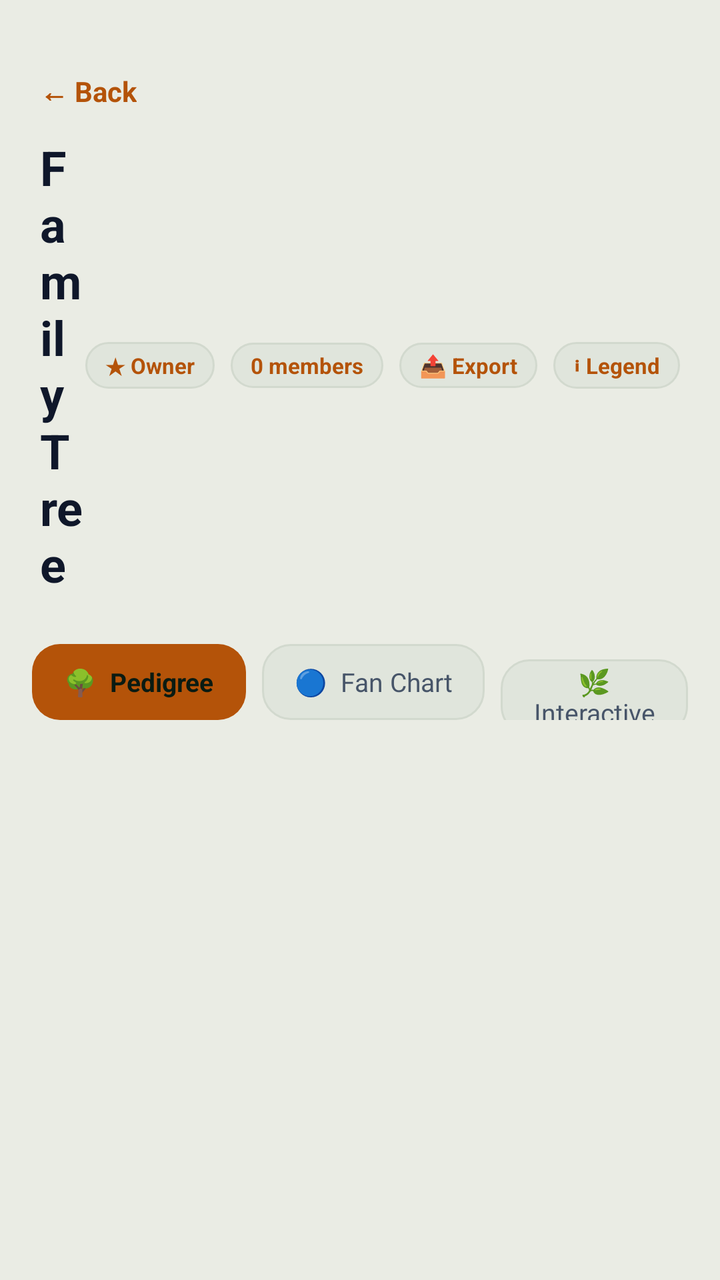
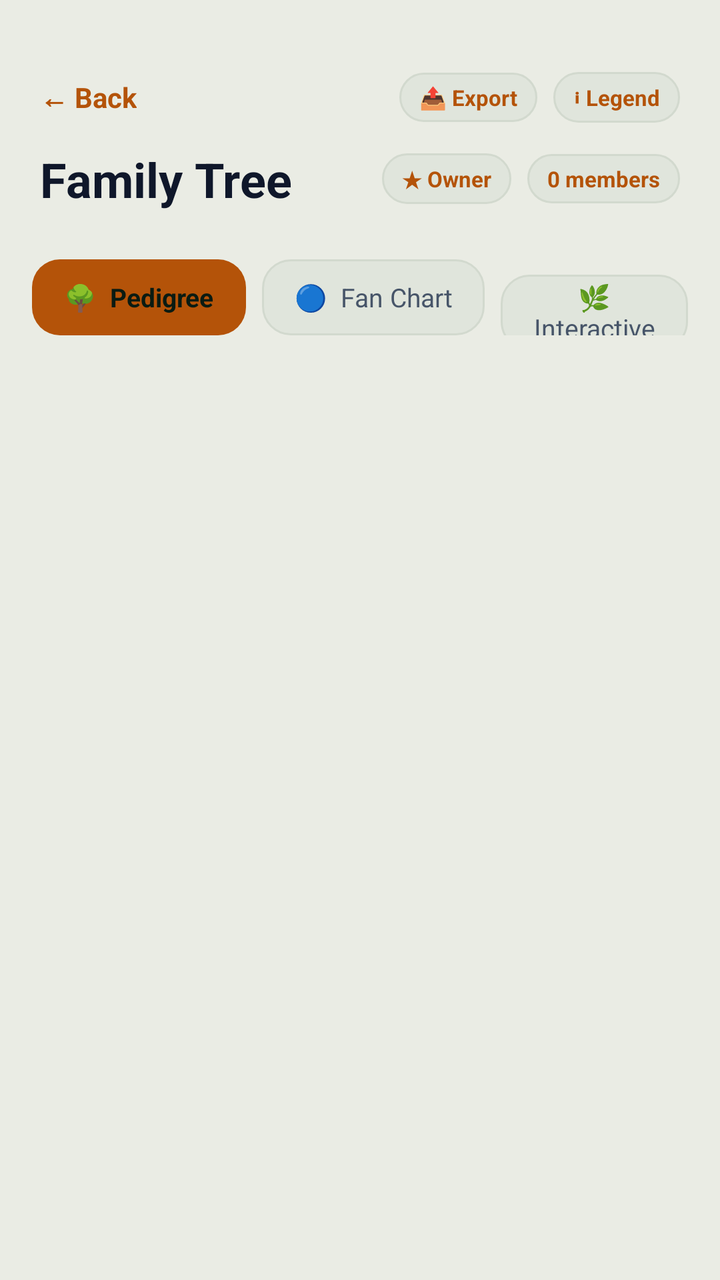

Two renders of the same Android screen: before a commit and after it. Below are the layout's source before the change and the commit's diff.
<!-- AndroidManifest.xml: application theme Theme.BTProject2 -->
<!-- res/layout/activity_family_tree.xml -->
<?xml version="1.0" encoding="utf-8"?>
<LinearLayout xmlns:android="http://schemas.android.com/apk/res/android"
    android:layout_width="match_parent"
    android:layout_height="match_parent"
    android:orientation="vertical"
    android:background="@color/forest_bg"
    android:fitsSystemWindows="true">

    
    <LinearLayout
        android:layout_width="match_parent"
        android:layout_height="wrap_content"
        android:orientation="vertical"
        android:background="@color/forest_bg"
        android:paddingStart="20dp"
        android:paddingEnd="20dp"
        android:paddingTop="36dp"
        android:paddingBottom="16dp">

        <TextView
            android:id="@+id/btnBack"
            android:layout_width="wrap_content"
            android:layout_height="wrap_content"
            android:text="← Back"
            android:textSize="14sp"
            android:textStyle="bold"
            android:textColor="@color/gold_accent"
            android:layout_marginBottom="12dp"
            android:clickable="true"
            android:focusable="true" />

        <LinearLayout
            android:layout_width="match_parent"
            android:layout_height="wrap_content"
            android:orientation="horizontal"
            android:gravity="center_vertical">

            <TextView
                android:layout_width="0dp"
                android:layout_height="wrap_content"
                android:layout_weight="1"
                android:text="Family Tree"
                android:textSize="24sp"
                android:textStyle="bold"
                android:textColor="@color/text_primary" />

            <TextView
                android:id="@+id/tvTreeRoleBadge"
                android:layout_width="wrap_content"
                android:layout_height="wrap_content"
                android:text="★ Owner"
                android:textSize="11sp"
                android:textStyle="bold"
                android:textColor="@color/gold_accent"
                android:background="@drawable/badge_pill_dark"
                android:paddingStart="10dp"
                android:paddingEnd="10dp"
                android:paddingTop="4dp"
                android:paddingBottom="4dp"
                android:layout_marginEnd="8dp" />

            <TextView
                android:id="@+id/tvMemberCount"
                android:layout_width="wrap_content"
                android:layout_height="wrap_content"
                android:text="0 members"
                android:textSize="11sp"
                android:textStyle="bold"
                android:textColor="@color/mint_text"
                android:background="@drawable/badge_pill_dark"
                android:paddingStart="10dp"
                android:paddingEnd="10dp"
                android:paddingTop="4dp"
                android:paddingBottom="4dp" />

            <TextView
                android:id="@+id/btnExportTree"
                android:layout_width="wrap_content"
                android:layout_height="wrap_content"
                android:text="📤 Export"
                android:textSize="11sp"
                android:textStyle="bold"
                android:textColor="@color/gold_accent"
                android:background="@drawable/badge_pill_dark"
                android:paddingStart="10dp"
                android:paddingEnd="10dp"
                android:paddingTop="4dp"
                android:paddingBottom="4dp"
                android:layout_marginStart="8dp"
                android:clickable="true"
                android:focusable="true" />

            <TextView
                android:id="@+id/btnTreeLegend"
                android:layout_width="wrap_content"
                android:layout_height="wrap_content"
                android:text="ℹ Legend"
                android:textSize="11sp"
                android:textStyle="bold"
                android:textColor="@color/gold_accent"
                android:background="@drawable/badge_pill_dark"
                android:paddingStart="10dp"
                android:paddingEnd="10dp"
                android:paddingTop="4dp"
                android:paddingBottom="4dp"
                android:layout_marginStart="8dp"
                android:clickable="true"
                android:focusable="true" />
        </LinearLayout>
    </LinearLayout>

    
    <LinearLayout
        android:id="@+id/layoutViewerBanner"
        android:layout_width="match_parent"
        android:layout_height="wrap_content"
        android:background="@color/forest_card"
        android:paddingStart="16dp"
        android:paddingEnd="16dp"
        android:paddingTop="8dp"
        android:paddingBottom="8dp"
        android:orientation="horizontal"
        android:gravity="center_vertical"
        android:visibility="gone">

        <TextView
            android:layout_width="wrap_content"
            android:layout_height="wrap_content"
            android:text="👁  "
            android:textSize="14sp" />

        <TextView
            android:layout_width="0dp"
            android:layout_height="wrap_content"
            android:layout_weight="1"
            android:text="Viewer: Read-only access. You cannot add or edit members."
            android:textSize="12sp"
            android:textColor="@color/text_secondary" />
    </LinearLayout>

    
    <LinearLayout
        android:layout_width="match_parent"
        android:layout_height="wrap_content"
        android:orientation="horizontal"
        android:background="@color/forest_bg"
        android:paddingStart="16dp"
        android:paddingEnd="16dp"
        android:paddingTop="8dp"
        android:paddingBottom="12dp">

        <TextView
            android:id="@+id/btnPedigree"
            android:layout_width="wrap_content"
            android:layout_height="38dp"
            android:gravity="center"
            android:text="🌳  Pedigree"
            android:textSize="13sp"
            android:textStyle="bold"
            android:paddingStart="16dp"
            android:paddingEnd="16dp"
            android:background="@drawable/btn_gold_primary"
            android:textColor="#0A1B12"
            android:layout_marginEnd="8dp"
            android:clickable="true"
            android:focusable="true" />

        <TextView
            android:id="@+id/btnFanChart"
            android:layout_width="wrap_content"
            android:layout_height="38dp"
            android:gravity="center"
            android:text="🔵  Fan Chart"
            android:textSize="13sp"
            android:textColor="@color/text_secondary"
            android:background="@drawable/btn_dark_secondary"
            android:paddingStart="16dp"
            android:paddingEnd="16dp"
            android:clickable="true"
            android:focusable="true" />

        <TextView
            android:id="@+id/btnInteractiveTree"
            android:layout_width="wrap_content"
            android:layout_height="38dp"
            android:gravity="center"
            android:text="🌿  Interactive"
            android:textSize="13sp"
            android:textColor="@color/text_secondary"
            android:background="@drawable/btn_dark_secondary"
            android:paddingStart="16dp"
            android:paddingEnd="16dp"
            android:layout_marginStart="8dp"
            android:clickable="true"
            android:focusable="true" />

    </LinearLayout>

    
    <androidx.recyclerview.widget.RecyclerView
        android:id="@+id/rvTree"
        android:layout_width="match_parent"
        android:layout_height="match_parent"
        android:paddingTop="4dp"
        android:paddingBottom="24dp"
        android:clipToPadding="false" />

    
    <WebView
        android:id="@+id/webViewFan"
        android:layout_width="match_parent"
        android:layout_height="match_parent"
        android:visibility="gone" />

</LinearLayout>
<!-- resources referenced by this layout -->
<resources>
  <color name="forest_bg">#EAECE4</color>
  <color name="forest_card">#F5F7F1</color>
  <color name="gold_accent">#B45309</color>
  <color name="mint_text">#B45309</color>
  <color name="text_primary">#0F172A</color>
  <color name="text_secondary">#475569</color>
  <!-- drawable badge_pill_dark (drawable) -->
  <?xml version="1.0" encoding="utf-8"?>
  <shape xmlns:android="http://schemas.android.com/apk/res/android"
      android:shape="rectangle">
      <solid android:color="@color/forest_card_light" />
      <corners android:radius="20dp" />
      <stroke
          android:width="1dp"
          android:color="@color/forest_card_border" />
  </shape>
  <!-- drawable btn_dark_secondary (drawable) -->
  <?xml version="1.0" encoding="utf-8"?>
  <ripple xmlns:android="http://schemas.android.com/apk/res/android"
      android:color="#20FFFFFF">
      <item>
          <shape android:shape="rectangle">
              <solid android:color="@color/forest_card_light" />
              <corners android:radius="14dp" />
              <stroke
                  android:width="1dp"
                  android:color="@color/forest_card_border" />
          </shape>
      </item>
  </ripple>
  <!-- drawable btn_gold_primary (drawable) -->
  <?xml version="1.0" encoding="utf-8"?>
  <ripple xmlns:android="http://schemas.android.com/apk/res/android"
      android:color="#40FFFFFF">
      <item>
          <shape android:shape="rectangle">
              <solid android:color="@color/gold_accent" />
              <corners android:radius="14dp" />
          </shape>
      </item>
  </ripple>
  <style name="Theme.BTProject2" parent="Theme.MaterialComponents.DayNight.NoActionBar">
          <item name="colorPrimary">@color/gold_accent</item>
          <item name="colorPrimaryDark">@color/gold_accent_dark</item>
          <item name="colorAccent">@color/gold_accent</item>
          <item name="android:windowBackground">@color/forest_bg</item>
          <item name="android:statusBarColor">@color/forest_bg</item>
          <item name="android:windowLightStatusBar">true</item>
      </style>
  <color name="forest_card_light">#E0E5DC</color>
  <color name="forest_card_border">#D2D9CE</color>
  <color name="gold_accent_dark">#78350F</color>
</resources>

<!-- the commit's change to res/layout/activity_family_tree.xml (unified diff, before → after) -->
@@ -17,18 +17,65 @@
         android:paddingTop="36dp"
         android:paddingBottom="16dp">
 
-        <TextView
-            android:id="@+id/btnBack"
-            android:layout_width="wrap_content"
-            android:layout_height="wrap_content"
-            android:text="← Back"
-            android:textSize="14sp"
-            android:textStyle="bold"
-            android:textColor="@color/gold_accent"
-            android:layout_marginBottom="12dp"
-            android:clickable="true"
-            android:focusable="true" />
-
+        
+        <LinearLayout
+            android:layout_width="match_parent"
+            android:layout_height="wrap_content"
+            android:orientation="horizontal"
+            android:gravity="center_vertical"
+            android:layout_marginBottom="12dp">
+
+            <TextView
+                android:id="@+id/btnBack"
+                android:layout_width="wrap_content"
+                android:layout_height="wrap_content"
+                android:text="← Back"
+                android:textSize="14sp"
+                android:textStyle="bold"
+                android:textColor="@color/gold_accent"
+                android:clickable="true"
+                android:focusable="true" />
+
+            <View
+                android:layout_width="0dp"
+                android:layout_height="1dp"
+                android:layout_weight="1" />
+
+            <TextView
+                android:id="@+id/btnExportTree"
+                android:layout_width="wrap_content"
+                android:layout_height="wrap_content"
+                android:text="📤 Export"
+                android:textSize="11sp"
+                android:textStyle="bold"
+                android:textColor="@color/gold_accent"
+                android:background="@drawable/badge_pill_dark"
+                android:paddingStart="10dp"
+                android:paddingEnd="10dp"
+                android:paddingTop="5dp"
+                android:paddingBottom="5dp"
+                android:layout_marginEnd="8dp"
+                android:clickable="true"
+                android:focusable="true" />
+
+            <TextView
+                android:id="@+id/btnTreeLegend"
+                android:layout_width="wrap_content"
+                android:layout_height="wrap_content"
+                android:text="ℹ Legend"
+                android:textSize="11sp"
+                android:textStyle="bold"
+                android:textColor="@color/gold_accent"
+                android:background="@drawable/badge_pill_dark"
+                android:paddingStart="10dp"
+                android:paddingEnd="10dp"
+                android:paddingTop="5dp"
+                android:paddingBottom="5dp"
+                android:clickable="true"
+                android:focusable="true" />
+        </LinearLayout>
+
+        
         <LinearLayout
             android:layout_width="match_parent"
             android:layout_height="wrap_content"
@@ -42,7 +89,9 @@
                 android:text="Family Tree"
                 android:textSize="24sp"
                 android:textStyle="bold"
-                android:textColor="@color/text_primary" />
+                android:textColor="@color/text_primary"
+                android:singleLine="true"
+                android:ellipsize="end" />
 
             <TextView
                 android:id="@+id/tvTreeRoleBadge"
@@ -55,8 +104,8 @@
                 android:background="@drawable/badge_pill_dark"
                 android:paddingStart="10dp"
                 android:paddingEnd="10dp"
-                android:paddingTop="4dp"
-                android:paddingBottom="4dp"
+                android:paddingTop="5dp"
+                android:paddingBottom="5dp"
                 android:layout_marginEnd="8dp" />
 
             <TextView
@@ -70,42 +119,8 @@
                 android:background="@drawable/badge_pill_dark"
                 android:paddingStart="10dp"
                 android:paddingEnd="10dp"
-                android:paddingTop="4dp"
-                android:paddingBottom="4dp" />
-
-            <TextView
-                android:id="@+id/btnExportTree"
-                android:layout_width="wrap_content"
-                android:layout_height="wrap_content"
-                android:text="📤 Export"
-                android:textSize="11sp"
-                android:textStyle="bold"
-                android:textColor="@color/gold_accent"
-                android:background="@drawable/badge_pill_dark"
-                android:paddingStart="10dp"
-                android:paddingEnd="10dp"
-                android:paddingTop="4dp"
-                android:paddingBottom="4dp"
-                android:layout_marginStart="8dp"
-                android:clickable="true"
-                android:focusable="true" />
-
-            <TextView
-                android:id="@+id/btnTreeLegend"
-                android:layout_width="wrap_content"
-                android:layout_height="wrap_content"
-                android:text="ℹ Legend"
-                android:textSize="11sp"
-                android:textStyle="bold"
-                android:textColor="@color/gold_accent"
-                android:background="@drawable/badge_pill_dark"
-                android:paddingStart="10dp"
-                android:paddingEnd="10dp"
-                android:paddingTop="4dp"
-                android:paddingBottom="4dp"
-                android:layout_marginStart="8dp"
-                android:clickable="true"
-                android:focusable="true" />
+                android:paddingTop="5dp"
+                android:paddingBottom="5dp" />
         </LinearLayout>
     </LinearLayout>
 
